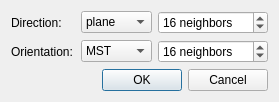
The window that Surface_reconstruction_points_3/demo/Surface_reconstruction_points_3/Point_set_demo/PS_demo_normal_estimation_plugin.ui (CGAL/cgal) describes before a commit, drawn with Qt 5.
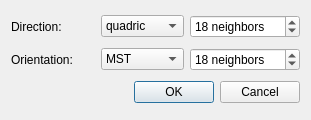
The same window after the commit.

Commit message: * Updated Point_set_processing_3 reference manual to describe the influence of each knn parameter. * Fixed bug in Point_set_processing_3 examples/tests: use reasonable default knn parameters (0.1 or 0.15% of point set was overkill.* Updated the Point Set demo to use the recommended knn values by default.

Diff of the .ui file:
```diff
--- a/Surface_reconstruction_points_3/demo/Surface_reconstruction_points_3/Point_set_demo/PS_demo_normal_estimation_plugin.ui
+++ b/Surface_reconstruction_points_3/demo/Surface_reconstruction_points_3/Point_set_demo/PS_demo_normal_estimation_plugin.ui
@@ -5,14 +5,14 @@
    <rect>
     <x>0</x>
     <y>0</y>
-    <width>279</width>
-    <height>97</height>
+    <width>311</width>
+    <height>120</height>
    </rect>
   </property>
   <property name="windowTitle" >
    <string>Dialog</string>
   </property>
-  <layout class="QGridLayout" name="gridLayout" >
+  <layout class="QGridLayout" >
    <item row="0" column="0" >
     <widget class="QLabel" name="label" >
      <property name="text" >
@@ -22,11 +22,6 @@
    </item>
    <item row="0" column="1" >
     <widget class="QComboBox" name="m_inputDirection" >
-     <item>
-      <property name="text" >
-       <string>plane</string>
-      </property>
-     </item>
      <item>
       <property name="text" >
        <string>quadric</string>
@@ -40,13 +35,13 @@
       <string> neighbors</string>
      </property>
      <property name="minimum" >
-      <number>4</number>
+      <number>6</number>
      </property>
      <property name="maximum" >
       <number>9999</number>
      </property>
      <property name="value" >
-      <number>16</number>
+      <number>18</number>
      </property>
     </widget>
    </item>
@@ -72,13 +67,13 @@
       <string> neighbors</string>
      </property>
      <property name="minimum" >
-      <number>4</number>
+      <number>6</number>
      </property>
      <property name="maximum" >
       <number>9999</number>
      </property>
      <property name="value" >
-      <number>16</number>
+      <number>18</number>
      </property>
     </widget>
    </item>
@@ -88,7 +83,7 @@
       <enum>Qt::Horizontal</enum>
      </property>
      <property name="standardButtons" >
-      <set>QDialogButtonBox::Cancel|QDialogButtonBox::Ok</set>
+      <set>QDialogButtonBox::Cancel|QDialogButtonBox::NoButton|QDialogButtonBox::Ok</set>
      </property>
     </widget>
    </item>
```
Left out of the diff: 7 changed lines with no effect on the pictures. The commit also changes 29 other files.
